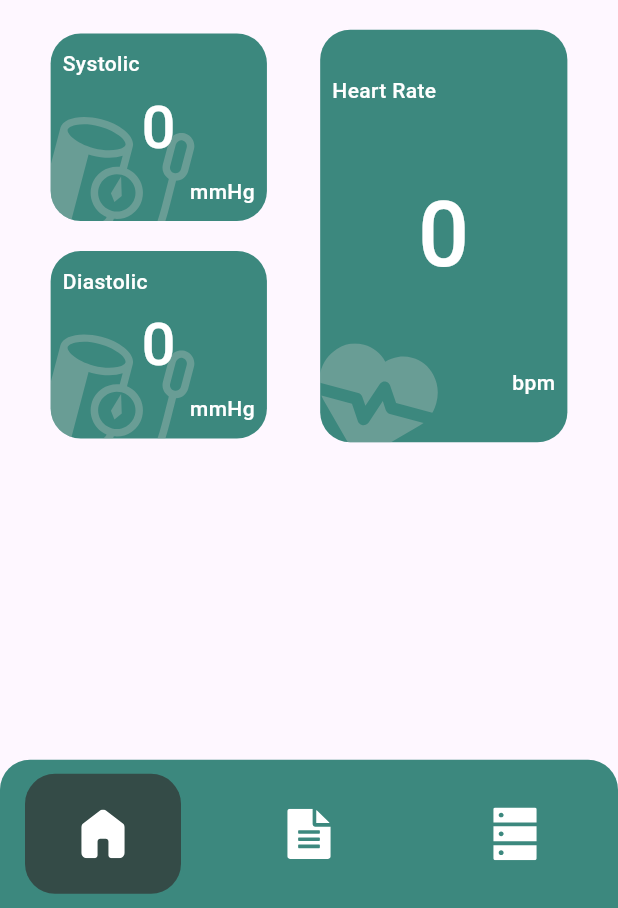
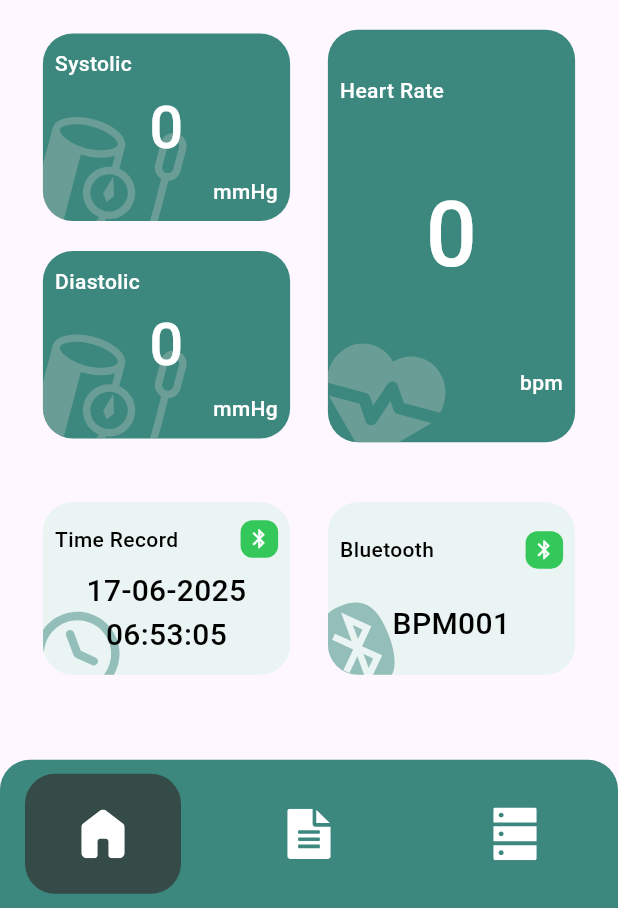
Before and after one commit to yugocahyop/BPM, a Flutter app: the screen it shows after launch, on a phone screen of 412 x 824 dp, the part 328-1236 px from its top. Run offline on Flutter 3.47's test engine with Material 3 defaults, Android fonts, the phone set to English and light mode, and no system bars; our stand-ins replace device_info_plus, flutter_blue_plus, flutter_svg, google_fonts, lottie, permission_handler and 2 more; missing offline and left inert: flutter_animator, sembast_sqflite; accounts and stored records are empty.

Commit message:
commit 2

```diff
--- a/lib/page/monitoring/monitoring_bpm.dart
+++ b/lib/page/monitoring/monitoring_bpm.dart
@@ -1,5 +1,6 @@
 import 'package:blood_pressure_monitoring/page/monitoring/widget/box_bpm.dart';
 import 'package:blood_pressure_monitoring/page/monitoring/widget/monitoring_item_bpm.dart';
+import 'package:blood_pressure_monitoring/page/monitoring/widget/monitoring_item_string_bpm.dart';
 import 'package:flutter/material.dart';
 import 'package:flutter_svg/flutter_svg.dart';
 
@@ -42,7 +43,7 @@ class _MonitoringState extends State<Monitoring> {
                 Column(
                   children: [
                     BoxBpm(
-                        width: widthLogical * 0.35,
+                        width: widthLogical * 0.4,
                         height: 125,
                         child: MonitoringItem(
                             title: "Systolic",
@@ -53,7 +54,7 @@ class _MonitoringState extends State<Monitoring> {
                                 "assets/systolic_rotated_bpm.svg"))),
                     MainStyle.sizedBoxH20,
                     BoxBpm(
-                        width: widthLogical * 0.35,
+                        width: widthLogical * 0.4,
                         height: 125,
                         child: MonitoringItem(
                             title: "Diastolic",
@@ -77,6 +78,37 @@ class _MonitoringState extends State<Monitoring> {
               ],
             ),
           ),
+          Padding(
+            padding: const EdgeInsets.symmetric(vertical: 20, horizontal: 8),
+            child: Row(
+                mainAxisAlignment: MainAxisAlignment.spaceAround,
+                children: [
+                  BoxBpm(
+                      width: widthLogical * 0.4,
+                      height: 115,
+                      color: MainStyle.secondaryColor,
+                      child: MonitoringItemString(
+                          isBluetooth: true,
+                          isConnected: false,
+                          title: "Time Record",
+                          value: "17-06-2025 06:53:05",
+                          valueSize: 20,
+                          svgBackground:
+                              SvgPicture.asset("assets/time_rotated_bpm.svg"))),
+                  BoxBpm(
+                      width: widthLogical * 0.4,
+                      height: 115,
+                      color: MainStyle.secondaryColor,
+                      child: MonitoringItemString(
+                          title: "Bluetooth",
+                          value: "BPM001",
+                          isBluetooth: true,
+                          isConnected: false,
+                          valueSize: 20,
+                          svgBackground: SvgPicture.asset(
+                              "assets/bluetooth_rotated_bpm.svg")))
+                ]),
+          )
         ],
       ),
     );
--- /dev/null
+++ b/lib/page/monitoring/widget/monitoring_item_string_bpm.dart
@@ -0,0 +1,90 @@
+import 'package:blood_pressure_monitoring/style/textStyle.dart';
+import 'package:flutter/material.dart';
+import 'package:flutter_svg/flutter_svg.dart';
+
+class MonitoringItemString extends StatelessWidget {
+  MonitoringItemString(
+      {super.key,
+      required this.isConnected,
+      required this.isBluetooth,
+      required this.title,
+      required this.value,
+      required this.valueSize,
+      required this.svgBackground});
+
+  String title;
+  String value;
+  double valueSize;
+  SvgPicture svgBackground;
+  bool isBluetooth;
+  bool isConnected;
+
+  @override
+  Widget build(BuildContext context) {
+    final widhtLogical = MediaQuery.of(context).size.width;
+    final heightLogical = MediaQuery.of(context).size.height;
+    return SizedBox(
+      width: widhtLogical,
+      height: heightLogical,
+      child: Stack(
+        children: [
+          Align(
+            alignment: Alignment.bottomLeft,
+            child: Transform.translate(
+              offset: const Offset(0, 5),
+              child: svgBackground,
+            ),
+          ),
+          SizedBox(
+            width: widhtLogical,
+            height: heightLogical,
+            child: Padding(
+              padding: const EdgeInsets.all(8.0),
+              child: Column(
+                mainAxisAlignment: MainAxisAlignment.spaceAround,
+                crossAxisAlignment: CrossAxisAlignment.start,
+                children: [
+                  Row(
+                    mainAxisAlignment: MainAxisAlignment.spaceBetween,
+                    children: [
+                      SizedBox(
+                        // width: widhtLogical,
+                        child: Text(
+                          title,
+                          style: MyTextStyle.defaultFontCustom(Colors.black, 14,
+                              weight: FontWeight.w500),
+                          textAlign: TextAlign.start,
+                        ),
+                      ),
+                      Container(
+                        width: 25,
+                        height: 25,
+                        decoration: BoxDecoration(
+                          color: const Color(0xff34C759),
+                          borderRadius: BorderRadius.circular(8)
+                        ),
+                        alignment: Alignment.center,
+                        // padding: EdgeInsets.all(3),
+                        child: Icon(Icons.bluetooth, color: Colors.white, size: 15,),
+                      )
+                    ],
+                  ),
+                  SizedBox(
+                    width: widhtLogical,
+                    child: Text(
+                      value,
+                      style: MyTextStyle.defaultFontCustom(
+                          Colors.black, valueSize,
+                          weight: FontWeight.w500),
+                      textAlign: TextAlign.center,
+                    ),
+                  ),
+                ],
+              ),
+            ),
+          ),
+        ],
+      ),
+    );
+  }
+}
```
Also changed, not shown: assets/time_rotated_bpm.svg (added).
